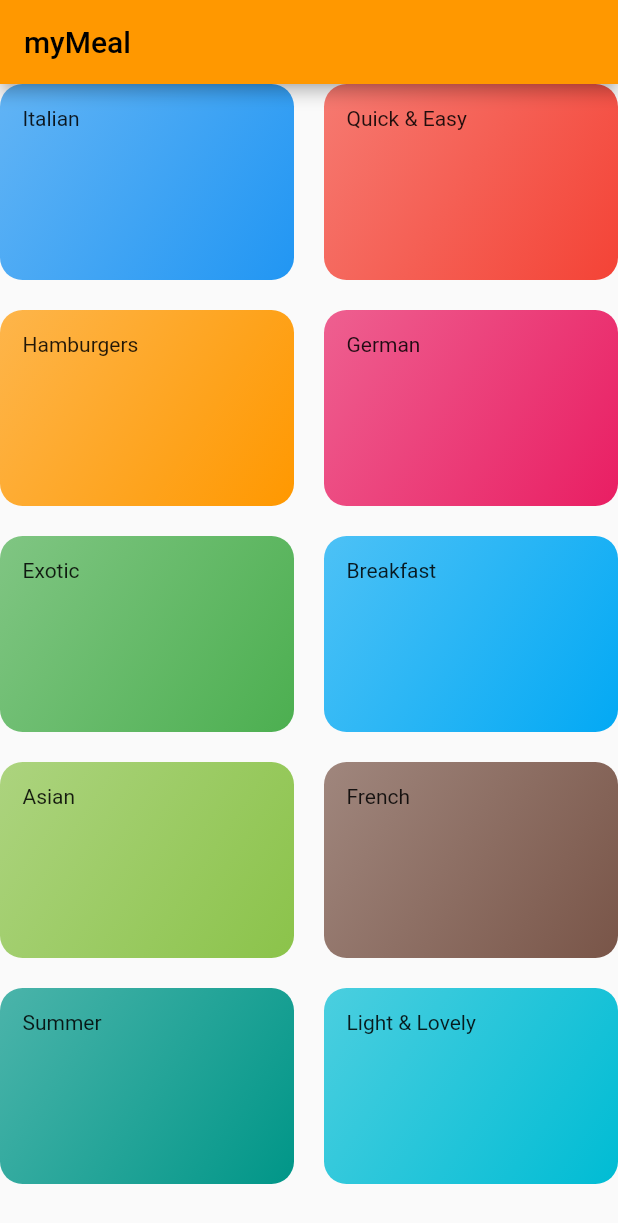
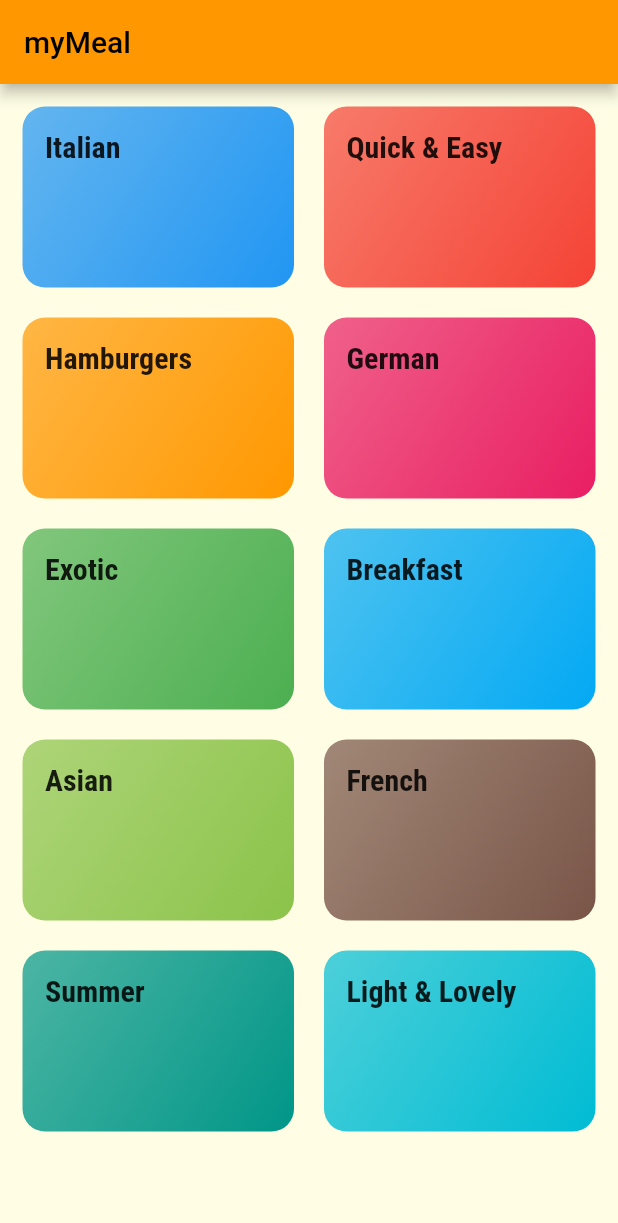
Before and after one commit to Charizard17/meal_app, a Flutter app: the screen it shows after launch, on a phone screen of 412 x 824 dp. Shown: the top 1223 px of the screen. Run offline on Flutter 3.47's test engine with Material 2 defaults, Android fonts, the phone set to English and light mode, and no system bars.

Commit message:
fonts added under assets folder. primary and secondary theme datas edited

```diff
--- a/lib/categories_screen.dart
+++ b/lib/categories_screen.dart
@@ -11,6 +11,7 @@ class CategoriesScreen extends StatelessWidget {
         title: const Text('myMeal'),
       ),
       body: GridView(
+        padding: const EdgeInsets.all(15),
         children: DUMMY_CATEGORIES
             .map((catData) => CategoryItem(
                   catData.title,
--- a/lib/category_item.dart
+++ b/lib/category_item.dart
@@ -10,7 +10,10 @@ class CategoryItem extends StatelessWidget {
   Widget build(BuildContext context) {
     return Container(
       padding: const EdgeInsets.all(15),
-      child: Text(title),
+      child: Text(
+        title,
+        style: Theme.of(context).textTheme.subtitle1,
+      ),
       decoration: BoxDecoration(
         gradient: LinearGradient(
           colors: [
--- a/lib/main.dart
+++ b/lib/main.dart
@@ -11,6 +11,22 @@ class MyApp extends StatelessWidget {
       title: 'myMeal',
       theme: ThemeData(
         primarySwatch: Colors.orange,
+        accentColor: Colors.amber,
+        canvasColor: Color.fromRGBO(255, 254, 229, 1),
+        fontFamily: 'Raleway',
+        textTheme: ThemeData.light().textTheme.copyWith(
+              bodyText1: TextStyle(
+                color: Color.fromRGBO(20, 51, 51, 1),
+              ),
+              bodyText2: TextStyle(
+                color: Color.fromRGBO(20, 51, 51, 1),
+              ),
+              subtitle1: TextStyle(
+                fontSize: 20,
+                fontFamily: 'RobotoCondensed',
+                fontWeight: FontWeight.bold,
+              ),
+            ),
       ),
       home: CategoriesScreen(),
     );
```
Also changed, not shown: pubspec.yaml (+17 -6 lines), assets/fonts/Raleway-Black.ttf (added), assets/fonts/Raleway-Bold.ttf (added), assets/fonts/Raleway-Regular.ttf (added), assets/fonts/RobotoCondensed-Bold.ttf (added), assets/fonts/RobotoCondensed-Italic.ttf (added), assets/fonts/RobotoCondensed-Light.ttf (added), assets/fonts/RobotoCondensed-Regular.ttf (added).
